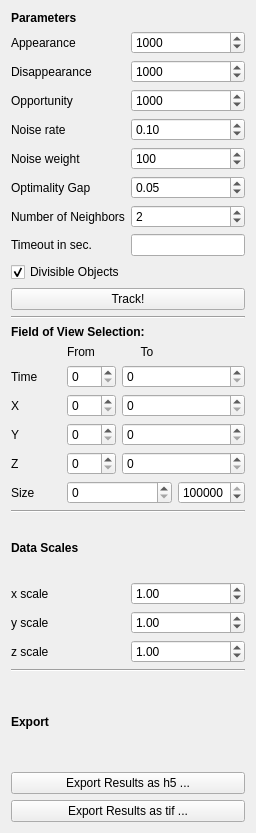
The window that ilastik/applets/tracking/chaingraph/drawer.ui (ilastik/ilastik) describes before a commit, drawn with Qt 5.
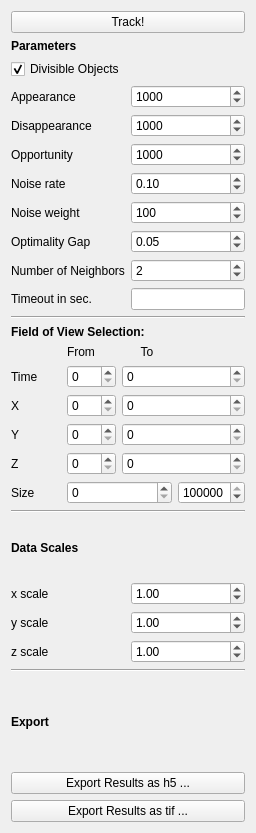
The same window after the commit.

Commit message: automatic tracking: moving the tracking button to the top for clarity

Patch:
```diff
--- a/ilastik/applets/tracking/chaingraph/drawer.ui
+++ b/ilastik/applets/tracking/chaingraph/drawer.ui
@@ -34,6 +34,16 @@
   <layout class="QVBoxLayout" name="verticalLayout_4">
    <item>
     <layout class="QVBoxLayout" name="verticalLayout">
+     <item>
+      <widget class="QPushButton" name="TrackButton">
+       <property name="styleSheet">
+        <string notr="true"/>
+       </property>
+       <property name="text">
+        <string>Track!</string>
+       </property>
+      </widget>
+     </item>
      <item>
       <widget class="QLabel" name="label">
        <property name="sizePolicy">
@@ -47,9 +57,35 @@
        </property>
       </widget>
      </item>
+     <item>
+      <widget class="QCheckBox" name="withDivisionsBox">
+       <property name="toolTip">
+        <string>&lt;html&gt;&lt;head/&gt;&lt;body&gt;&lt;p&gt;Check if the objects to be tracked are able to divide. For instance, this option should be checked for the tracking of proliferating cells.&lt;/p&gt;&lt;/body&gt;&lt;/html&gt;</string>
+       </property>
+       <property name="text">
+        <string>Divisible Objects</string>
+       </property>
+       <property name="checked">
+        <bool>true</bool>
+       </property>
+      </widget>
+     </item>
      <item>
       <layout class="QGridLayout" name="gridLayout_2">
-       <item row="7" column="0">
+       <item row="7" column="1">
+        <widget class="QSpinBox" name="nNeighborsSpinBox">
+         <property name="minimum">
+          <number>1</number>
+         </property>
+         <property name="singleStep">
+          <number>1</number>
+         </property>
+         <property name="value">
+          <number>2</number>
+         </property>
+        </widget>
+       </item>
+       <item row="8" column="0">
         <widget class="QLabel" name="label_20">
          <property name="toolTip">
           <string>&lt;html&gt;&lt;head/&gt;&lt;body&gt;&lt;p&gt;Timeout in seconds for the optimization. Leave empty for not specifying a timeout (then, the best solution will be found no matter how long it takes).&lt;/p&gt;&lt;/body&gt;&lt;/html&gt;</string>
@@ -59,7 +95,7 @@
          </property>
         </widget>
        </item>
-       <item row="3" column="1">
+       <item row="4" column="1">
         <widget class="QDoubleSpinBox" name="noiseRateSpinBox">
          <property name="minimum">
           <double>0.010000000000000</double>
@@ -75,10 +111,10 @@
          </property>
         </widget>
        </item>
-       <item row="7" column="1">
+       <item row="8" column="1">
         <widget class="QLineEdit" name="timeoutBox"/>
        </item>
-       <item row="0" column="1">
+       <item row="1" column="1">
         <widget class="QSpinBox" name="appSpinBox">
          <property name="maximum">
           <number>10000</number>
@@ -88,7 +124,7 @@
          </property>
         </widget>
        </item>
-       <item row="1" column="0">
+       <item row="2" column="0">
         <widget class="QLabel" name="label_3">
          <property name="toolTip">
           <string>&lt;html&gt;&lt;head/&gt;&lt;body&gt;&lt;p&gt;Costs to allow one object to &lt;span style=&quot; font-weight:600;&quot;&gt;disappear&lt;/span&gt;, i.e. to terminate an existing track other than at the end of the time range or the borders of the field of view. High values (≥1000) forbid object disappearances if possible.&lt;/p&gt;&lt;/body&gt;&lt;/html&gt;</string>
@@ -98,7 +134,7 @@
          </property>
         </widget>
        </item>
-       <item row="5" column="1">
+       <item row="6" column="1">
         <widget class="QDoubleSpinBox" name="epGapSpinBox">
          <property name="maximum">
           <double>1.000000000000000</double>
@@ -111,7 +147,7 @@
          </property>
         </widget>
        </item>
-       <item row="2" column="1">
+       <item row="3" column="1">
         <widget class="QSpinBox" name="oppSpinBox">
          <property name="maximum">
           <number>10000</number>
@@ -121,7 +157,7 @@
          </property>
         </widget>
        </item>
-       <item row="3" column="0">
+       <item row="4" column="0">
         <widget class="QLabel" name="label_4">
          <property name="toolTip">
           <string>&lt;html&gt;&lt;head/&gt;&lt;body&gt;&lt;p&gt;The estimated &lt;span style=&quot; font-weight:600;&quot;&gt;rate of false detections&lt;/span&gt; coming from the segmentation step. Small values (≈0.01) treat every detected object as a true detection, if possible.&lt;/p&gt;&lt;/body&gt;&lt;/html&gt;</string>
@@ -131,7 +167,7 @@
          </property>
         </widget>
        </item>
-       <item row="1" column="1">
+       <item row="2" column="1">
         <widget class="QSpinBox" name="disSpinBox">
          <property name="maximum">
           <number>10000</number>
@@ -141,7 +177,7 @@
          </property>
         </widget>
        </item>
-       <item row="2" column="0">
+       <item row="3" column="0">
         <widget class="QLabel" name="label_5">
          <property name="toolTip">
           <string>&lt;html&gt;&lt;head/&gt;&lt;body&gt;&lt;p&gt;Costs for the lost &lt;span style=&quot; font-weight:600;&quot;&gt;opportunity &lt;/span&gt;to explain more of the data, i.e. the costs for not tracking one object and treating it as false detections. High values (≥1000) lead to more tracks (but could also include the tracking of noise objects).&lt;/p&gt;&lt;/body&gt;&lt;/html&gt;</string>
@@ -151,7 +187,7 @@
          </property>
         </widget>
        </item>
-       <item row="5" column="0">
+       <item row="6" column="0">
         <widget class="QLabel" name="label_6">
          <property name="toolTip">
           <string>&lt;html&gt;&lt;head/&gt;&lt;body&gt;&lt;p&gt;The guaranteed upper bound for a solution to deviate from the exact solution of the tracking model. Low values (≤ 0.05) lead to better solutions but may lead to long optimization times. Higher values (≥0.1) speed up optimization time but lead to approximate solutions only.&lt;/p&gt;&lt;/body&gt;&lt;/html&gt;</string>
@@ -161,7 +197,7 @@
          </property>
         </widget>
        </item>
-       <item row="6" column="0">
+       <item row="7" column="0">
         <widget class="QLabel" name="label_23">
          <property name="toolTip">
           <string>&lt;html&gt;&lt;head/&gt;&lt;body&gt;&lt;p&gt;Number of neighbors to be considered as potential association candidates. Less neighbors speed up optimization time, but might have negative impact on tracking results. A reasonable value might be 2 or 3.&lt;/p&gt;&lt;/body&gt;&lt;/html&gt;</string>
@@ -171,20 +207,7 @@
          </property>
         </widget>
        </item>
-       <item row="6" column="1">
-        <widget class="QSpinBox" name="nNeighborsSpinBox">
-         <property name="minimum">
-          <number>1</number>
-         </property>
-         <property name="singleStep">
-          <number>1</number>
-         </property>
-         <property name="value">
-          <number>2</number>
-         </property>
-        </widget>
-       </item>
-       <item row="0" column="0">
+       <item row="1" column="0">
         <widget class="QLabel" name="label_2">
          <property name="toolTip">
           <string>&lt;html&gt;&lt;head/&gt;&lt;body&gt;&lt;p&gt;Costs to allow one object to &lt;span style=&quot; font-weight:600;&quot;&gt;appear&lt;/span&gt;, i.e. to start a new track other than at the beginning of the time range or the borders of the field of view. High values (≥1000) forbid object appearances if possible.&lt;/p&gt;&lt;/body&gt;&lt;/html&gt;</string>
@@ -194,7 +217,7 @@
          </property>
         </widget>
        </item>
-       <item row="4" column="1">
+       <item row="5" column="1">
         <widget class="QSpinBox" name="noiseWeightSpinBox">
          <property name="maximum">
           <number>10000</number>
@@ -207,7 +230,7 @@
          </property>
         </widget>
        </item>
-       <item row="4" column="0">
+       <item row="5" column="0">
         <widget class="QLabel" name="label_7">
          <property name="toolTip">
           <string>&lt;html&gt;&lt;head/&gt;&lt;body&gt;&lt;p&gt;The costs to&lt;span style=&quot; font-weight:600;&quot;&gt; balance a detected object&lt;/span&gt; against transitions. High values (≥100) treat most objects as true detections if the noise rate is set to a small value (≈0.01).&lt;/p&gt;&lt;/body&gt;&lt;/html&gt;</string>
@@ -219,29 +242,6 @@
        </item>
       </layout>
      </item>
-     <item>
-      <widget class="QCheckBox" name="withDivisionsBox">
-       <property name="toolTip">
-        <string>&lt;html&gt;&lt;head/&gt;&lt;body&gt;&lt;p&gt;Check if the objects to be tracked are able to divide. For instance, this option should be checked for the tracking of proliferating cells.&lt;/p&gt;&lt;/body&gt;&lt;/html&gt;</string>
-       </property>
-       <property name="text">
-        <string>Divisible Objects</string>
-       </property>
-       <property name="checked">
-        <bool>true</bool>
-       </property>
-      </widget>
-     </item>
-     <item>
-      <widget class="QPushButton" name="TrackButton">
-       <property name="styleSheet">
-        <string notr="true"/>
-       </property>
-       <property name="text">
-        <string>Track!</string>
-       </property>
-      </widget>
-     </item>
     </layout>
    </item>
    <item>
```
Left out of the diff: 4 changed lines with no effect on the pictures.
